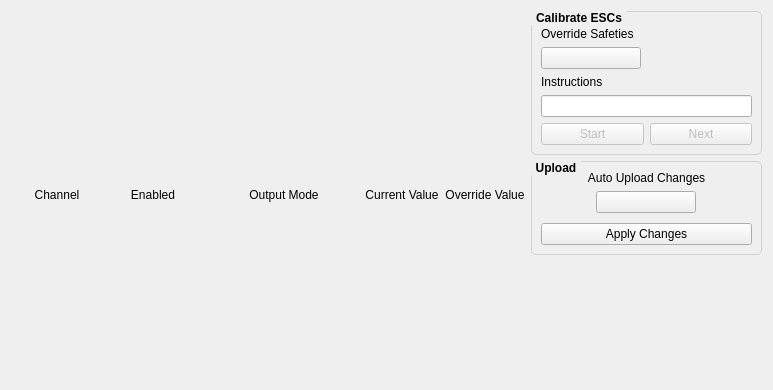
First picture: the form in ui_rc_output.ui, repository korken89/kfly_gui, before the edit.
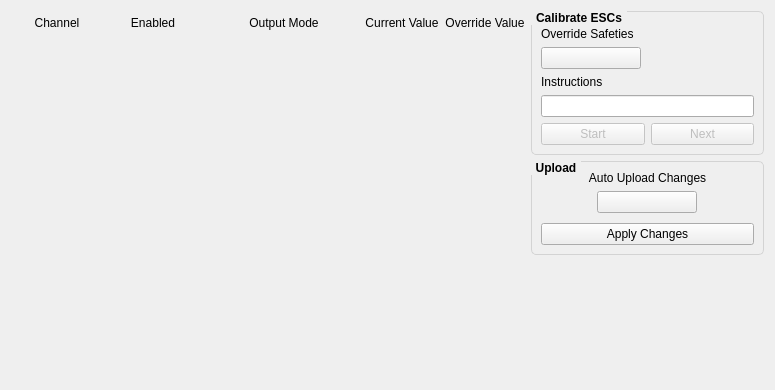
Second picture: the form after the edit. Custom widgets are drawn as their Qt base class.

Commit message: Added part of RC Outputs

The edit to the form file:
```diff
--- a/ui_rc_output.ui
+++ b/ui_rc_output.ui
@@ -6,7 +6,7 @@
    <rect>
     <x>0</x>
     <y>0</y>
-    <width>773</width>
+    <width>775</width>
     <height>390</height>
    </rect>
   </property>
@@ -21,6 +21,12 @@
        <property name="leftMargin">
         <number>6</number>
        </property>
+       <property name="topMargin">
+        <number>5</number>
+       </property>
+       <property name="bottomMargin">
+        <number>15</number>
+       </property>
        <item>
         <widget class="QLabel" name="label_3">
          <property name="minimumSize">
@@ -128,6 +134,19 @@
        </property>
       </layout>
      </item>
+     <item>
+      <spacer name="verticalSpacer_3">
+       <property name="orientation">
+        <enum>Qt::Vertical</enum>
+       </property>
+       <property name="sizeHint" stdset="0">
+        <size>
+         <width>20</width>
+         <height>40</height>
+        </size>
+       </property>
+      </spacer>
+     </item>
     </layout>
    </item>
    <item>
```
Left out of the diff: 2 changed lines with no effect on the pictures. The commit also changes 10 other files.
